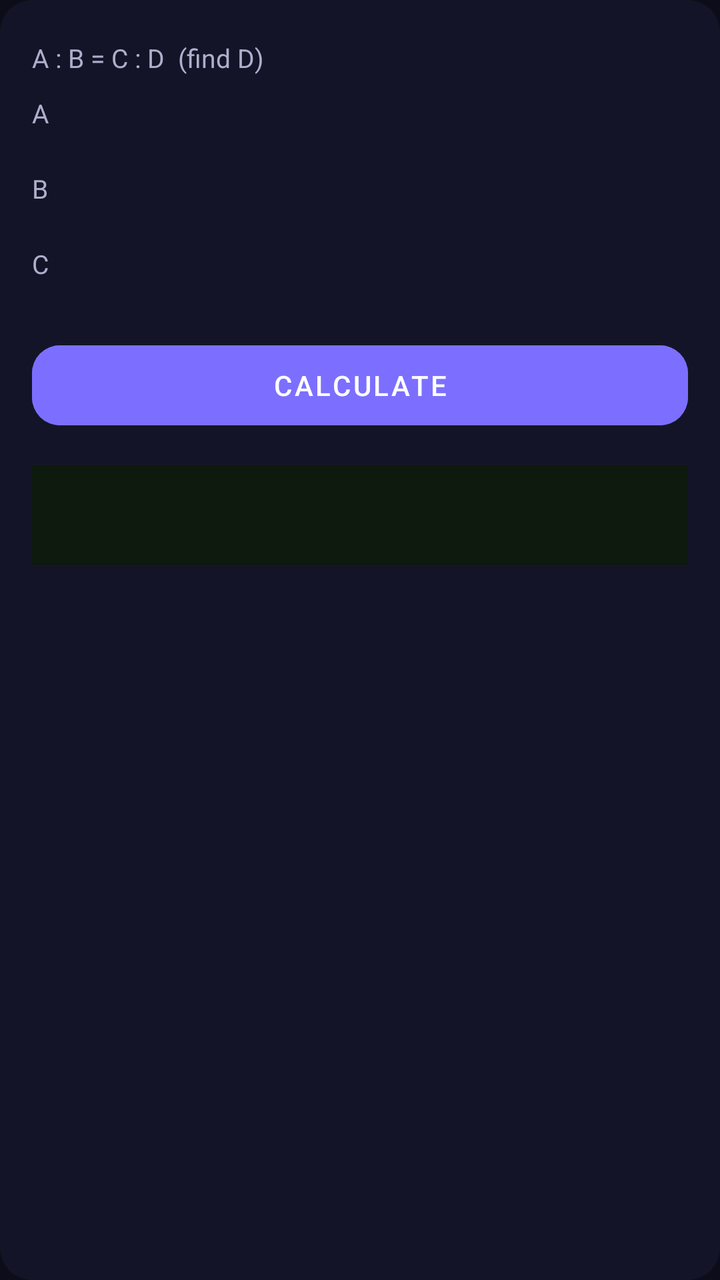
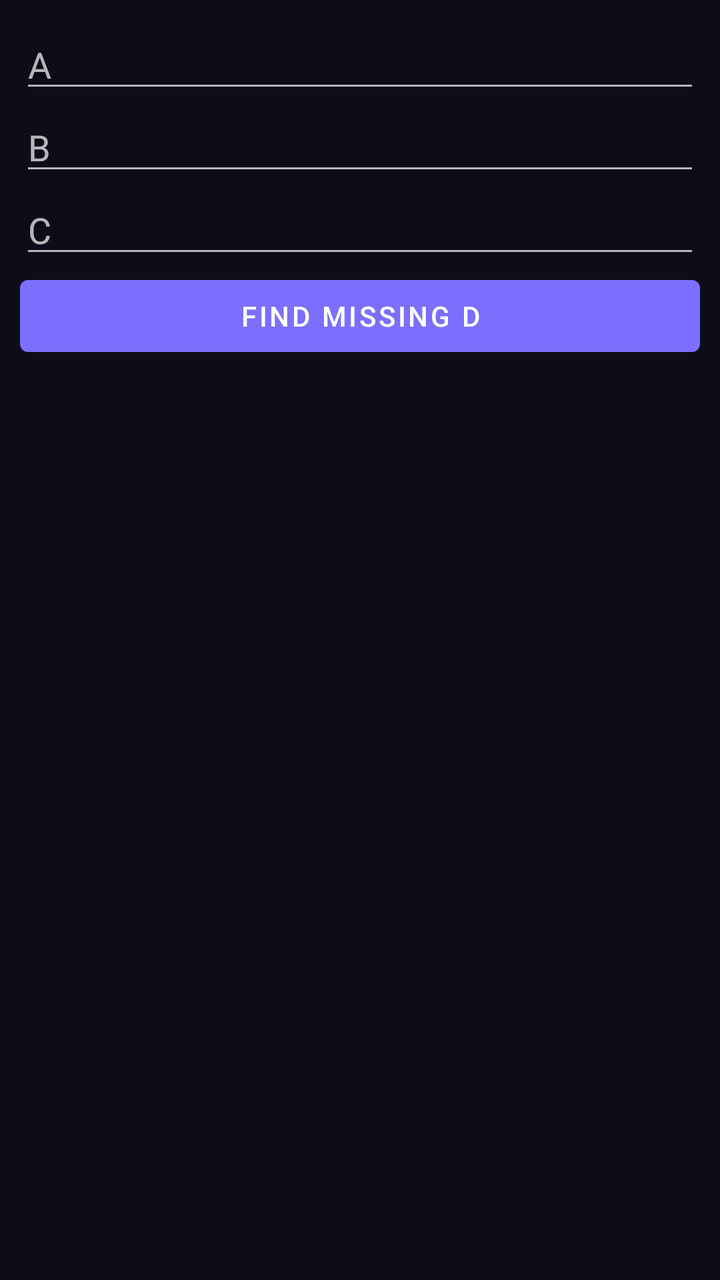

Two renders of the same Android screen: before a commit and after it. Below are the layout's source before the change and the commit's diff.
<!-- AndroidManifest.xml: application theme Theme.UltraCalc -->
<!-- res/layout/panel_ratio.xml -->
<androidx.cardview.widget.CardView xmlns:android="http://schemas.android.com/apk/res/android"
    xmlns:app="http://schemas.android.com/apk/res-auto"
    android:layout_width="match_parent" android:layout_height="wrap_content"
    app:cardCornerRadius="16dp" app:cardElevation="0dp" app:cardBackgroundColor="#141428">
    <LinearLayout android:layout_width="match_parent" android:layout_height="wrap_content"
        android:orientation="vertical" android:padding="16dp">
        <TextView android:layout_width="wrap_content" android:layout_height="wrap_content"
            android:text="A : B = C : D  (find D)" android:textSize="13sp" android:textColor="#B0AECC"
            android:layout_marginBottom="6dp" android:layout_marginTop="4dp"/>        <TextView android:layout_width="wrap_content" android:layout_height="wrap_content"
            android:text="A" android:textSize="13sp" android:textColor="#B0AECC"
            android:layout_marginBottom="6dp" android:layout_marginTop="4dp"/>        <EditText android:id="@+id/etA" android:layout_width="match_parent"
            android:textColor="#FFFFFF" android:textSize="16sp" android:inputType="numberDecimal"
            android:background="#1C1C38" android:paddingStart="12dp" android:paddingEnd="12dp"
            android:layout_marginBottom="10dp"/>        <TextView android:layout_width="wrap_content" android:layout_height="wrap_content"
            android:text="B" android:textSize="13sp" android:textColor="#B0AECC"
            android:layout_marginBottom="6dp" android:layout_marginTop="4dp"/>        <EditText android:id="@+id/etB" android:layout_width="match_parent"
            android:textColor="#FFFFFF" android:textSize="16sp" android:inputType="numberDecimal"
            android:background="#1C1C38" android:paddingStart="12dp" android:paddingEnd="12dp"
            android:layout_marginBottom="10dp"/>        <TextView android:layout_width="wrap_content" android:layout_height="wrap_content"
            android:text="C" android:textSize="13sp" android:textColor="#B0AECC"
            android:layout_marginBottom="6dp" android:layout_marginTop="4dp"/>        <EditText android:id="@+id/etC" android:layout_width="match_parent"
            android:textColor="#FFFFFF" android:textSize="16sp" android:inputType="numberDecimal"
            android:background="#1C1C38" android:paddingStart="12dp" android:paddingEnd="12dp"
            android:layout_marginBottom="10dp"/>        <com.google.android.material.button.MaterialButton android:id="@+id/btnCalc"
            style="@style/Widget.MaterialComponents.Button.UnelevatedButton"
            android:layout_width="match_parent" android:layout_height="52dp"
            android:text="CALCULATE" android:textColor="#FFFFFF" android:backgroundTint="#7C6FFF"
            android:layout_marginTop="10dp" app:cornerRadius="14dp"/>        <TextView android:id="@+id/tvResult" android:layout_width="match_parent"
            android:layout_height="wrap_content" android:text="" android:textSize="16sp"
            android:textColor="#00E676" android:layout_marginTop="14dp"
            android:padding="14dp" android:background="#0D1A0D" android:lineSpacingExtra="4dp"/>
    </LinearLayout>
</androidx.cardview.widget.CardView>
<!-- resources referenced by this layout -->
<resources>
  <style name="Theme.UltraCalc" parent="Theme.MaterialComponents.NoActionBar">
          <item name="colorPrimary">@color/primary</item>
          <item name="colorPrimaryVariant">@color/primaryDark</item>
          <item name="colorOnPrimary">@color/white</item>
          <item name="colorSecondary">@color/accentCyan</item>
          <item name="android:windowBackground">@color/bg</item>
          <item name="android:statusBarColor">@color/bg</item>
          <item name="android:navigationBarColor">@color/bg</item>
          <item name="android:windowLightStatusBar">false</item>
      </style>
  <color name="primary">#7C6FFF</color>
  <color name="primaryDark">#5A4FCC</color>
  <color name="white">#FFFFFF</color>
  <color name="accentCyan">#00E5FF</color>
  <color name="bg">#0D0D1A</color>
</resources>

<!-- the commit's change to res/layout/panel_ratio.xml (unified diff, before → after) -->
@@ -1,33 +1,10 @@
-<androidx.cardview.widget.CardView xmlns:android="http://schemas.android.com/apk/res/android"
-    xmlns:app="http://schemas.android.com/apk/res-auto"
+<?xml version="1.0" encoding="utf-8"?>
+<LinearLayout xmlns:android="http://schemas.android.com/apk/res/android"
     android:layout_width="match_parent" android:layout_height="wrap_content"
-    app:cardCornerRadius="16dp" app:cardElevation="0dp" app:cardBackgroundColor="#141428">
-    <LinearLayout android:layout_width="match_parent" android:layout_height="wrap_content"
-        android:orientation="vertical" android:padding="16dp">
-        <TextView android:layout_width="wrap_content" android:layout_height="wrap_content"
-            android:text="A : B = C : D  (find D)" android:textSize="13sp" android:textColor="#B0AECC"
-            android:layout_marginBottom="6dp" android:layout_marginTop="4dp"/>        <TextView android:layout_width="wrap_content" android:layout_height="wrap_content"
-            android:text="A" android:textSize="13sp" android:textColor="#B0AECC"
-            android:layout_marginBottom="6dp" android:layout_marginTop="4dp"/>        <EditText android:id="@+id/etA" android:layout_width="match_parent"
-            android:textColor="#FFFFFF" android:textSize="16sp" android:inputType="numberDecimal"
-            android:background="#1C1C38" android:paddingStart="12dp" android:paddingEnd="12dp"
-            android:layout_marginBottom="10dp"/>        <TextView android:layout_width="wrap_content" android:layout_height="wrap_content"
-            android:text="B" android:textSize="13sp" android:textColor="#B0AECC"
-            android:layout_marginBottom="6dp" android:layout_marginTop="4dp"/>        <EditText android:id="@+id/etB" android:layout_width="match_parent"
-            android:textColor="#FFFFFF" android:textSize="16sp" android:inputType="numberDecimal"
-            android:background="#1C1C38" android:paddingStart="12dp" android:paddingEnd="12dp"
-            android:layout_marginBottom="10dp"/>        <TextView android:layout_width="wrap_content" android:layout_height="wrap_content"
-            android:text="C" android:textSize="13sp" android:textColor="#B0AECC"
-            android:layout_marginBottom="6dp" android:layout_marginTop="4dp"/>        <EditText android:id="@+id/etC" android:layout_width="match_parent"
-            android:textColor="#FFFFFF" android:textSize="16sp" android:inputType="numberDecimal"
-            android:background="#1C1C38" android:paddingStart="12dp" android:paddingEnd="12dp"
-            android:layout_marginBottom="10dp"/>        <com.google.android.material.button.MaterialButton android:id="@+id/btnCalc"
-            style="@style/Widget.MaterialComponents.Button.UnelevatedButton"
-            android:layout_width="match_parent" android:layout_height="52dp"
-            android:text="CALCULATE" android:textColor="#FFFFFF" android:backgroundTint="#7C6FFF"
-            android:layout_marginTop="10dp" app:cornerRadius="14dp"/>        <TextView android:id="@+id/tvResult" android:layout_width="match_parent"
-            android:layout_height="wrap_content" android:text="" android:textSize="16sp"
-            android:textColor="#00E676" android:layout_marginTop="14dp"
-            android:padding="14dp" android:background="#0D1A0D" android:lineSpacingExtra="4dp"/>
-    </LinearLayout>
-</androidx.cardview.widget.CardView>
+    android:orientation="vertical" android:padding="10dp">
+    <EditText android:id="@+id/etA" android:layout_width="match_parent" android:layout_height="wrap_content" android:hint="A" android:inputType="numberDecimal"/>
+    <EditText android:id="@+id/etB" android:layout_width="match_parent" android:layout_height="wrap_content" android:hint="B" android:inputType="numberDecimal"/>
+    <EditText android:id="@+id/etC" android:layout_width="match_parent" android:layout_height="wrap_content" android:hint="C" android:inputType="numberDecimal"/>
+    <Button android:id="@+id/btnCalc" android:layout_width="match_parent" android:layout_height="wrap_content" android:text="Find Missing D"/>
+    <TextView android:id="@+id/tvResult" android:layout_width="match_parent" android:layout_height="wrap_content" android:paddingTop="10dp"/>
+</LinearLayout>
